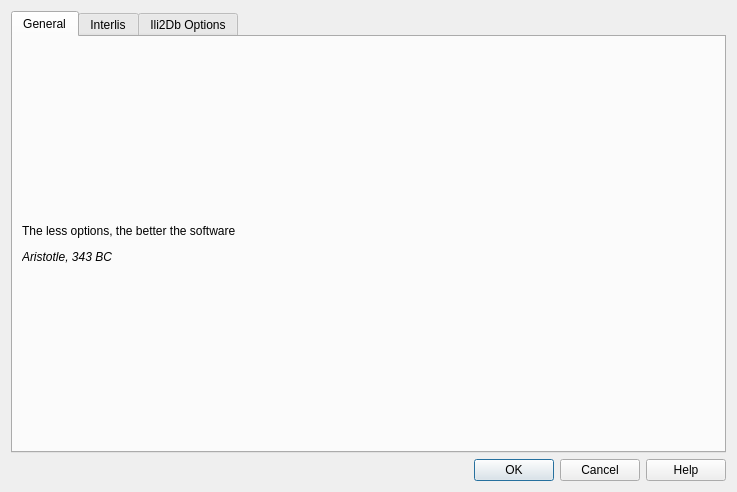
The window that projectgenerator/ui/options.ui (opengisch/QgisModelBaker) describes before a commit, drawn with Qt 5.
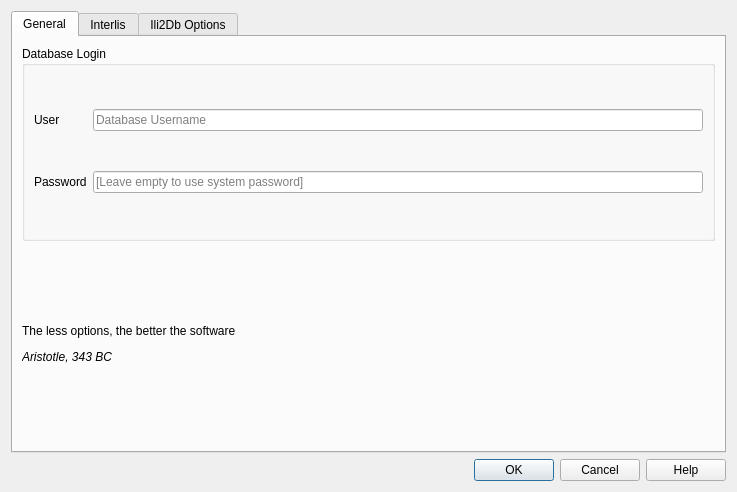
The same window after the commit. The open tabs and pages were chosen to show the change. Custom widgets are drawn as their Qt base class.

Commit message: gui implementation super login stuff

```diff
--- a/projectgenerator/ui/options.ui
+++ b/projectgenerator/ui/options.ui
@@ -30,7 +30,7 @@
        <string>General</string>
       </attribute>
       <layout class="QGridLayout" name="gridLayout_3">
-       <item row="0" column="0">
+       <item row="1" column="0">
         <widget class="QLabel" name="label">
          <property name="text">
           <string>&lt;html&gt;&lt;head/&gt;&lt;body&gt;&lt;p&gt;The less options, the better the software&lt;/p&gt;&lt;p&gt;&lt;i&gt;Aristotle, 343 BC&lt;/i&gt;&lt;/p&gt;&lt;/body&gt;&lt;/html&gt;</string>
@@ -40,6 +40,46 @@
          </property>
         </widget>
        </item>
+       <item row="0" column="0">
+        <widget class="QGroupBox" name="groupBox">
+         <property name="title">
+          <string>Database Login</string>
+         </property>
+         <layout class="QGridLayout" name="gridLayout_6">
+          <item row="0" column="0">
+           <widget class="QLabel" name="label_4">
+            <property name="text">
+             <string>User</string>
+            </property>
+           </widget>
+          </item>
+          <item row="0" column="1">
+           <widget class="QLineEdit" name="pg_user_line_edit">
+            <property name="placeholderText">
+             <string>Database Username</string>
+            </property>
+           </widget>
+          </item>
+          <item row="1" column="0">
+           <widget class="QLabel" name="label_5">
+            <property name="text">
+             <string>Password</string>
+            </property>
+           </widget>
+          </item>
+          <item row="1" column="1">
+           <widget class="QLineEdit" name="pg_password_line_edit">
+            <property name="echoMode">
+             <enum>QLineEdit::Password</enum>
+            </property>
+            <property name="placeholderText">
+             <string>[Leave empty to use system password]</string>
+            </property>
+           </widget>
+          </item>
+         </layout>
+        </widget>
+       </item>
       </layout>
      </widget>
      <widget class="QWidget" name="tab_2">
```
Left out of the diff: 2 changed lines with no effect on the pictures. The commit also changes 4 other files.
